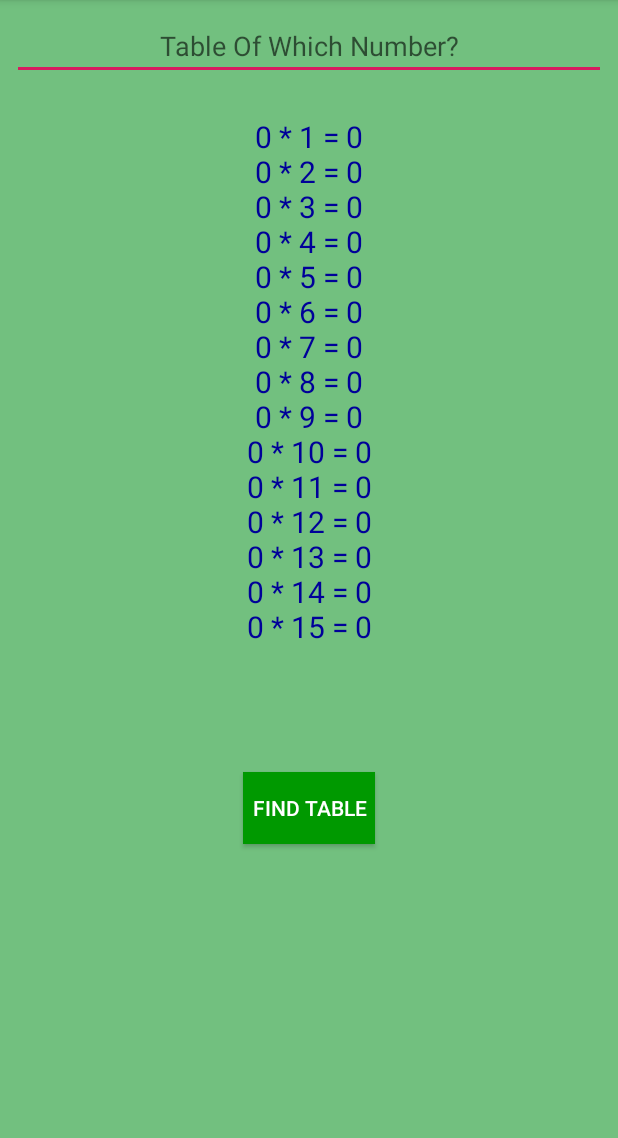
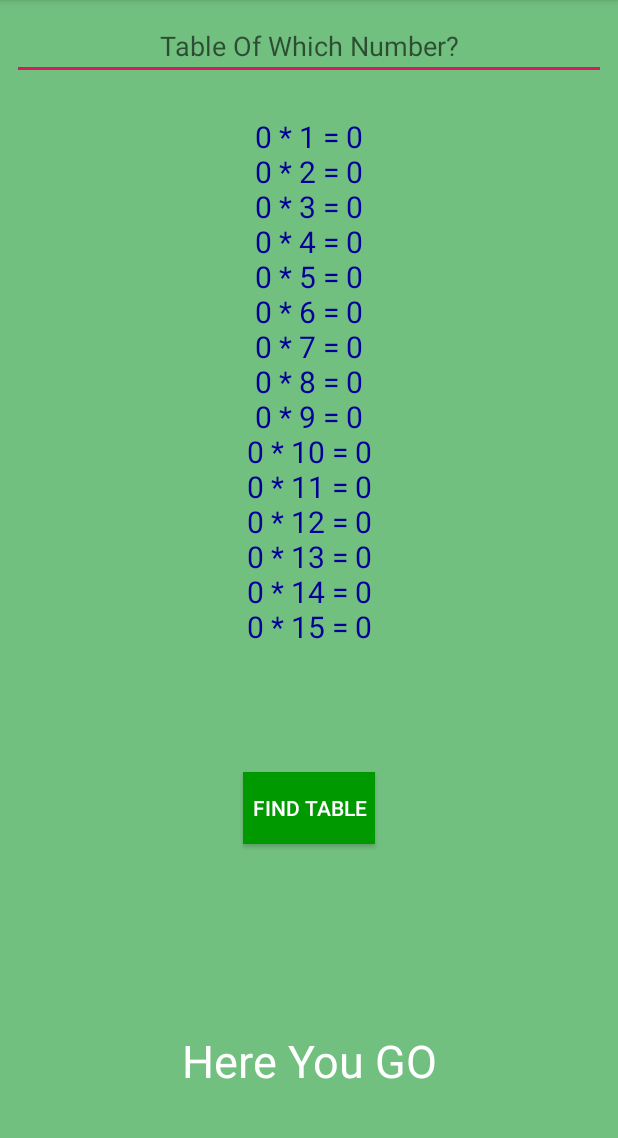
Before and after one commit to nitesh-dubey/LearningJava, an Android app: the screen it shows after launch (MainActivity), after a tap on "FIND TABLE", on a phone screen of 412 x 824 dp, the part 84-1222 px from its top. Run offline under Robolectric (Android 15) with nearby library versions, the phone set to English and light mode, and no system bars; 1 statement that could not run was skipped.

Commit message:
Learning Java2

```diff
--- a/app/src/main/java/com/nitesh/dubey/learningjava/MainActivity.java
+++ b/app/src/main/java/com/nitesh/dubey/learningjava/MainActivity.java
@@ -11,6 +11,8 @@ public class MainActivity extends AppCompatActivity {
 
     private EditText edttxt1;
     private TextView txt1;
+    private TextView txtview;
+
 
     @Override
     protected void onCreate(Bundle savedInstanceState) {
@@ -19,10 +21,14 @@ public class MainActivity extends AppCompatActivity {
 
         edttxt1 = findViewById(R.id.edttxt1);
         txt1 = findViewById(R.id.txt1);
+        txtview = findViewById(R.id.txtview);
+
+
 
         }
 
         public void btnClick(View Textview){
+        txtview.setText("Here You GO");
 
          int x = Integer.valueOf(edttxt1.getText().toString());
          String s = "";
--- a/app/src/main/res/layout/activity_main.xml
+++ b/app/src/main/res/layout/activity_main.xml
@@ -57,4 +57,21 @@
         app:layout_constraintEnd_toEndOf="parent"
         app:layout_constraintStart_toStartOf="parent"
         app:layout_constraintTop_toBottomOf="@+id/txt1" />
+
+    <TextView
+        android:id="@+id/txtview"
+        android:layout_width="0dp"
+        android:layout_height="35dp"
+        android:layout_marginStart="8dp"
+        android:layout_marginLeft="8dp"
+        android:layout_marginTop="124dp"
+        android:layout_marginEnd="8dp"
+        android:layout_marginRight="8dp"
+        android:gravity="center"
+        android:text="Welcome!"
+        android:textColor="#FFF"
+        android:textSize="30sp"
+        app:layout_constraintEnd_toEndOf="parent"
+        app:layout_constraintStart_toStartOf="parent"
+        app:layout_constraintTop_toBottomOf="@+id/btn1" />
 </android.support.constraint.ConstraintLayout>
```
